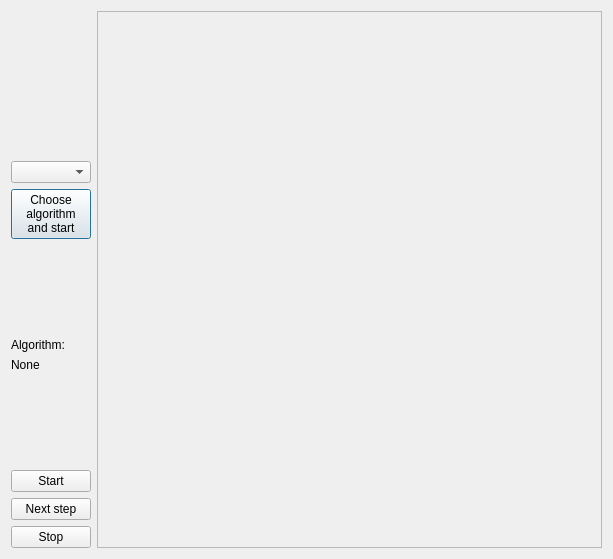
symphony-of-nirfolio-uni/graph-algorithms, file Graph_algorithms/GraphUI/graphplotwindow.ui: the form before one commit.
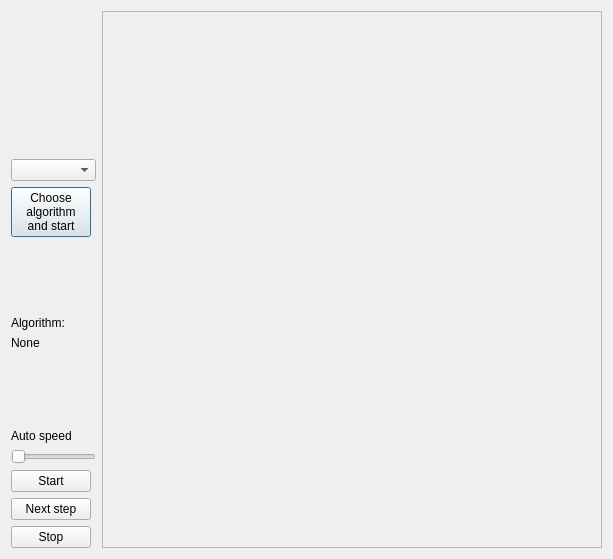
The form after the commit.

Commit message: added time stats, slider for time control, time algo fix

```diff
--- a/Graph_algorithms/GraphUI/graphplotwindow.ui
+++ b/Graph_algorithms/GraphUI/graphplotwindow.ui
@@ -102,6 +102,20 @@
        </property>
       </spacer>
      </item>
+     <item>
+      <widget class="QLabel" name="label">
+       <property name="text">
+        <string>Auto speed</string>
+       </property>
+      </widget>
+     </item>
+     <item>
+      <widget class="QSlider" name="speedSlider">
+       <property name="orientation">
+        <enum>Qt::Horizontal</enum>
+       </property>
+      </widget>
+     </item>
      <item>
       <widget class="QPushButton" name="start_algo_button">
        <property name="sizePolicy">
@@ -199,7 +213,7 @@
        <rect>
         <x>0</x>
         <y>0</y>
-        <width>501</width>
+        <width>498</width>
         <height>539</height>
        </rect>
       </property>
```
The commit also changes 3 other files.
